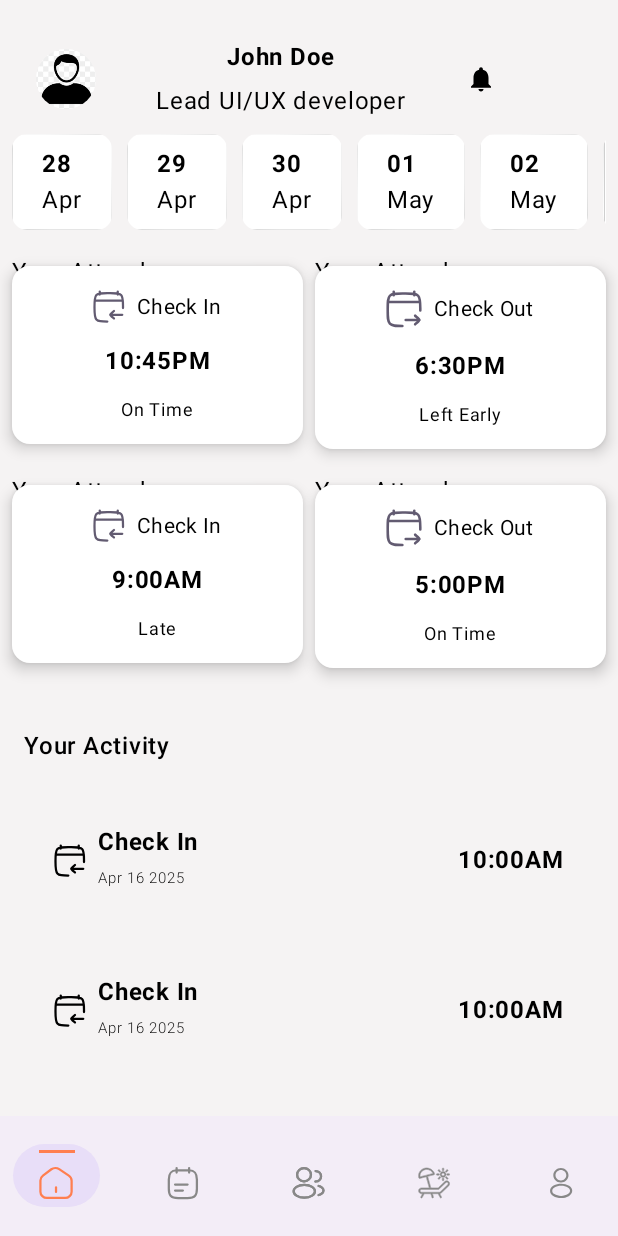
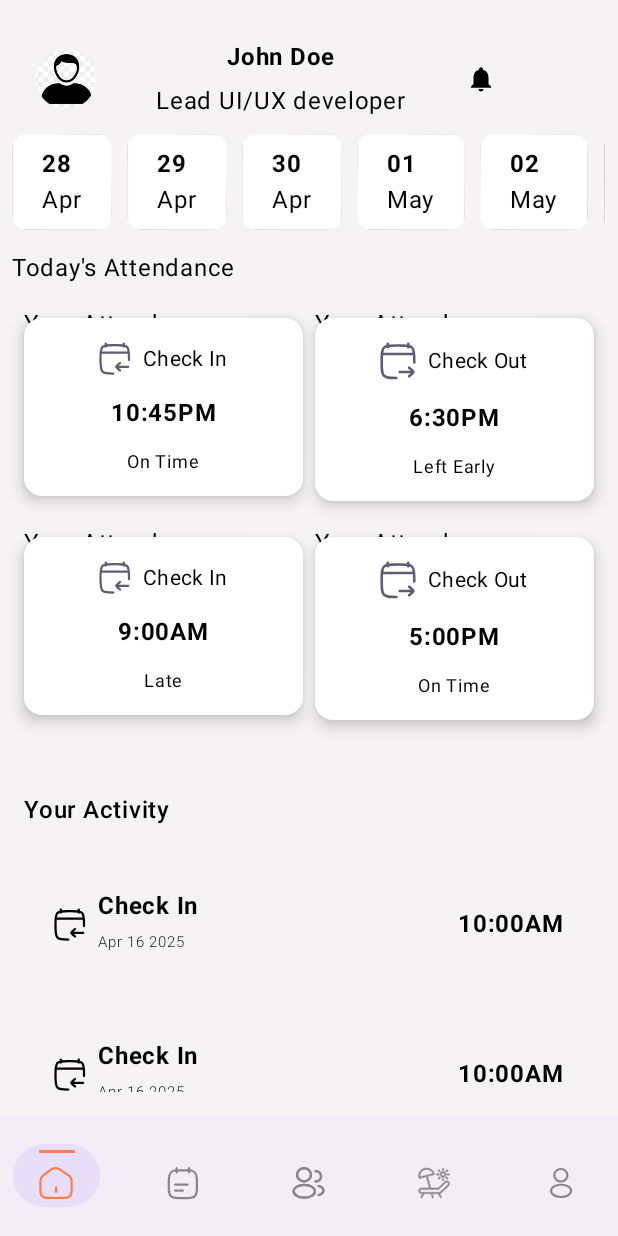
Before and after one commit to snoppycoder/StaffSync-Employee-Attendance-Leave-Manager, an Android app built with Jetpack Compose: the screen it shows after launch (MainActivity), on a phone screen of 412 x 824 dp. Run offline under Robolectric (Android 15) with nearby library versions, the phone set to English and light mode, and no system bars.

Commit message:
Final twitches with the attendance grid

```diff
--- a/app/src/main/java/com/example/figma_replicate/ui/component/AttendanceGrid.kt
+++ b/app/src/main/java/com/example/figma_replicate/ui/component/AttendanceGrid.kt
@@ -88,17 +88,20 @@ fun AttendanceCard(
 
     }
 }
+@Composable
+fun AttendanceGrid() {
+    Column(modifier = Modifier
+        .padding(8.dp)) {
 
-@Composable
+        Text(
+            text = "Today's Attendance",
+            style = MaterialTheme.typography.bodyLarge,
+            color = Color.Black,
+            modifier = Modifier
+                .padding(bottom = 8.dp)
 
+        )
 
-fun AttendanceGrid() {
-    val attendanceList = listOf(
-        Triple("Check In", "10:45PM", "On Time"),
-        Triple("Check Out", "6:30PM", "Left Early"),
-        Triple("Check In", "9:00AM", "Late"),
-        Triple("Check Out", "5:00PM", "On Time")
-    )
         LazyVerticalGrid(
             columns = GridCells.Fixed(2),
             contentPadding = PaddingValues(8.dp),
@@ -106,15 +109,17 @@ fun AttendanceGrid() {
             horizontalArrangement = Arrangement.spacedBy(8.dp),
 
         ) {
+            val attendanceList = listOf(
+                Triple("Check In", "10:45PM", "On Time"),
+                Triple("Check Out", "6:30PM", "Left Early"),
+                Triple("Check In", "9:00AM", "Late"),
+                Triple("Check Out", "5:00PM", "On Time")
+            )
+
             items(attendanceList.size) { item ->
                 val (status, time, task) = attendanceList[item]
                 AttendanceCard(status, time, task)
-
             }
-
         }
-
-
-
-
     }
+}
```
Lines whose indentation alone changed are shown as unchanged.
